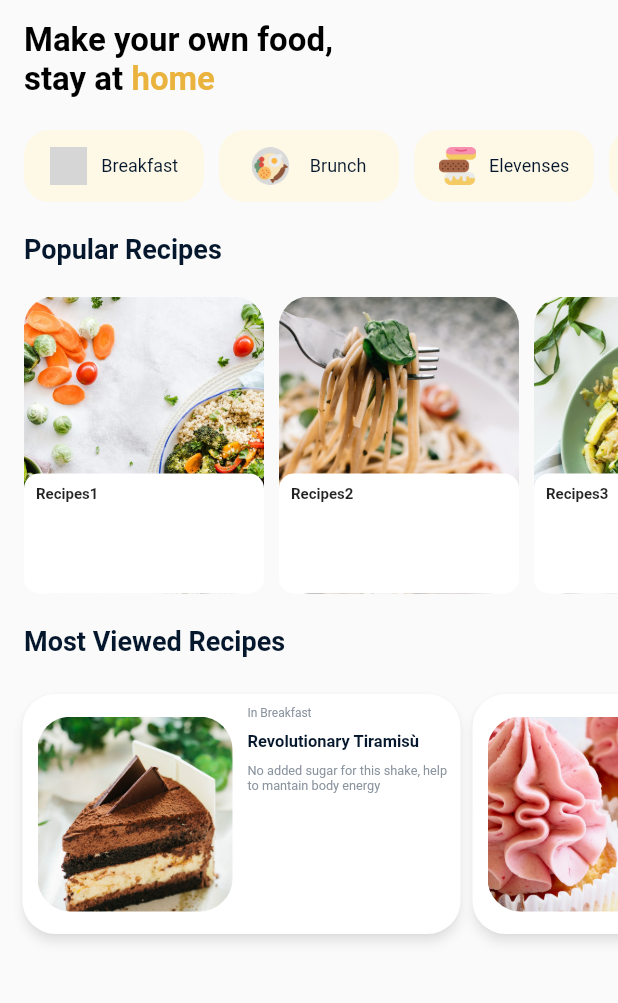
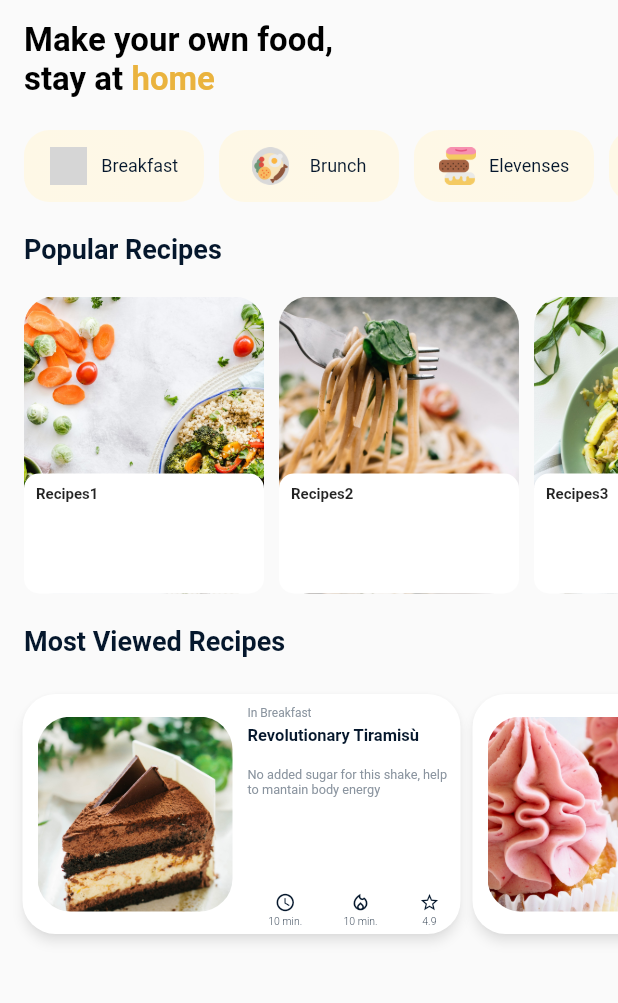
Before and after one commit to samuel051998/ProjectX, a Flutter app: the RecipesTab screen opened directly, on a phone screen of 412 x 824 dp, the part 116-1119 px from its top. Run offline on Flutter 3.47's test engine with Material 2 defaults, Android fonts, the light colour scheme and no system bars; our stand-ins replace smooth_star_rating; missing offline and left inert: flappy_search_bar; grey boxes are pictures that could not be loaded.

Commit message:
test icons view in cardlong

```diff
--- a/dailyrecipesflutter/lib/screens/home/tabs/recipes/components/myCardLong.dart
+++ b/dailyrecipesflutter/lib/screens/home/tabs/recipes/components/myCardLong.dart
@@ -55,8 +55,9 @@ class MyCardLong extends StatelessWidget {
               tag: _text,
             ),
             Flexible(
-                          child: Column(
+              child: Column(
                 mainAxisAlignment: MainAxisAlignment.start,
+                mainAxisSize: MainAxisSize.max,
                 crossAxisAlignment: CrossAxisAlignment.start,
                 children: <Widget>[
                   Padding(
@@ -70,8 +71,8 @@ class MyCardLong extends StatelessWidget {
                       ),
                     ),
                   ),
-                  Padding(
-                    padding: const EdgeInsets.symmetric(vertical: 4.0),
+                  Expanded(
+                    flex: 1,
                     child: Text(
                       _text,
                       style: TextStyle(
@@ -81,8 +82,8 @@ class MyCardLong extends StatelessWidget {
                       ),
                     ),
                   ),
-                  Padding(
-                    padding: const EdgeInsets.symmetric(vertical: 4.0),
+                  Expanded(
+                    flex: 3,
                     child: Text(
                       'No added sugar for this shake, help to mantain body energy',
                       style: TextStyle(
@@ -90,6 +91,81 @@ class MyCardLong extends StatelessWidget {
                         fontSize: 8.5,
                         fontWeight: FontWeight.normal,
                       ),
+                    ),
+                  ),
+                  Expanded(
+                    flex: 1,
+                    child: Row(
+                      mainAxisAlignment: MainAxisAlignment.spaceAround,
+                      crossAxisAlignment: CrossAxisAlignment.center,
+                      children: <Widget>[
+                        Container(
+                          child: Column(
+                            children: <Widget>[
+                              Icon(
+                                Icons.access_time,
+                                color: kTextColor,
+                                size: 14.0,
+                              ),
+                              Padding(
+                                padding: const EdgeInsets.only(top: 2.0),
+                                child: Text(
+                                  '10 min.',
+                                  style: TextStyle(
+                                    fontSize: 7.0,
+                                    color: kTextColor,
+                                    fontWeight: FontWeight.w300,
+                                  ),
+                                ),
+                              ),
+                            ],
+                          ),
+                        ),
+                        Container(
+                          child: Column(
+                            children: <Widget>[
+                              Icon(
+                                Icons.local_fire_department_outlined,
+                                color: kTextColor,
+                                size: 14.0,
+                              ),
+                              Padding(
+                                padding: const EdgeInsets.only(top: 2.0),
+                                child: Text(
+                                  '10 min.',
+                                  style: TextStyle(
+                                    fontSize: 7.0,
+                                    color: kTextColor,
+                                    fontWeight: FontWeight.w300,
+                                  ),
+                                ),
+                              ),
+                            ],
+                          ),
+                        ),
+                        Container(
+                          child: Column(
+                            children: <Widget>[
+                              Icon(
+                                Icons.star_border,
+                                color: kTextColor,
+                                size: 14.0,
+                              ),
+                              Padding(
+                                padding: const EdgeInsets.only(top: 2.0),
+                                child: Text(
+                                  '4.9',
+                                  style: TextStyle(
+                                    fontSize: 7.0,
+                                    color: kTextColor,
+                                    fontWeight: FontWeight.w300,
+                                  ),
+                                ),
+                              ),
+                            ],
+                          ),
+                        ),
+                      ],
                     ),
                   ),
                 ],
```
